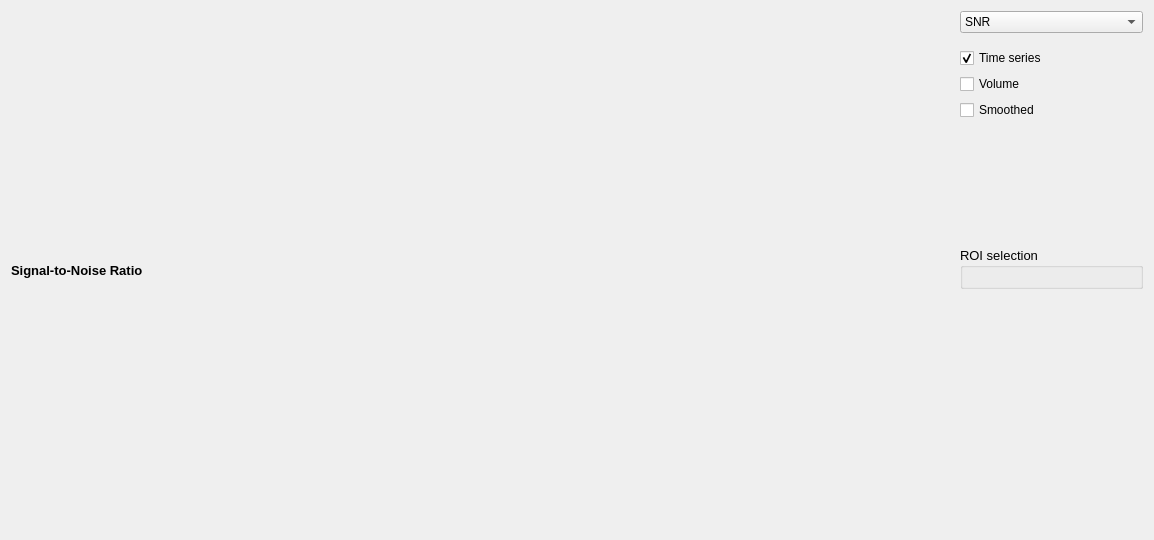
First picture: the form in opennft/ui/rtqa.ui, repository OpenNFT/OpenNFT, before the edit.
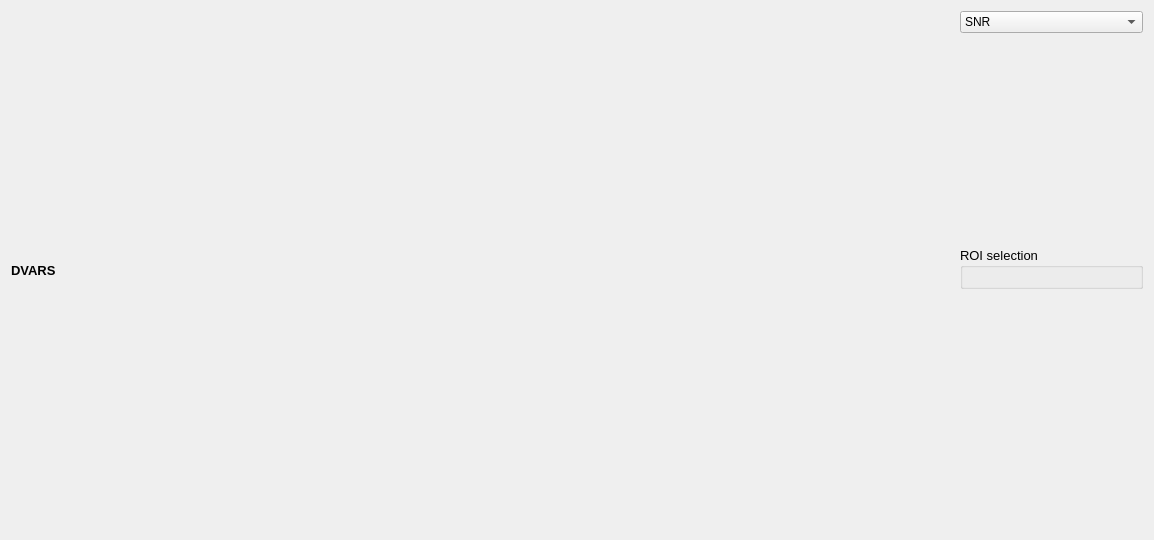
Second picture: the form after the edit. The open tabs and pages were chosen to show the change.

Commit message: dvars parameter added whole brain roi default roi

Diff of the .ui file:
```diff
--- a/opennft/ui/rtqa.ui
+++ b/opennft/ui/rtqa.ui
@@ -420,6 +420,43 @@
        </item>
       </layout>
      </widget>
+     <widget class="QWidget" name="pageDvarsPlot">
+      <layout class="QVBoxLayout" name="verticalLayout_24">
+       <property name="leftMargin">
+        <number>0</number>
+       </property>
+       <property name="topMargin">
+        <number>0</number>
+       </property>
+       <property name="rightMargin">
+        <number>0</number>
+       </property>
+       <property name="bottomMargin">
+        <number>0</number>
+       </property>
+       <item>
+        <layout class="QVBoxLayout" name="dvarsLayout">
+         <item>
+          <widget class="QLabel" name="label_6">
+           <property name="font">
+            <font>
+             <pointsize>10</pointsize>
+             <weight>75</weight>
+             <bold>true</bold>
+            </font>
+           </property>
+           <property name="text">
+            <string>DVARS</string>
+           </property>
+          </widget>
+         </item>
+         <item>
+          <layout class="QVBoxLayout" name="dvarsPlotLayout"/>
+         </item>
+        </layout>
+       </item>
+      </layout>
+     </widget>
     </widget>
    </item>
    <item>
@@ -751,6 +788,37 @@
          </item>
         </layout>
        </widget>
+       <widget class="QWidget" name="pageDvars">
+        <layout class="QVBoxLayout" name="verticalLayout_27">
+         <item>
+          <widget class="QLabel" name="dvarsLabel">
+           <property name="font">
+            <font>
+             <pointsize>10</pointsize>
+             <weight>50</weight>
+             <bold>false</bold>
+            </font>
+           </property>
+           <property name="text">
+            <string/>
+           </property>
+          </widget>
+         </item>
+         <item>
+          <spacer name="verticalSpacer_8">
+           <property name="orientation">
+            <enum>Qt::Vertical</enum>
+           </property>
+           <property name="sizeHint" stdset="0">
+            <size>
+             <width>20</width>
+             <height>40</height>
+            </size>
+           </property>
+          </spacer>
+         </item>
+        </layout>
+       </widget>
       </widget>
      </item>
      <item>
```
Left out of the diff: 7 changed lines with no effect on the pictures. The commit also changes 6 other files.
